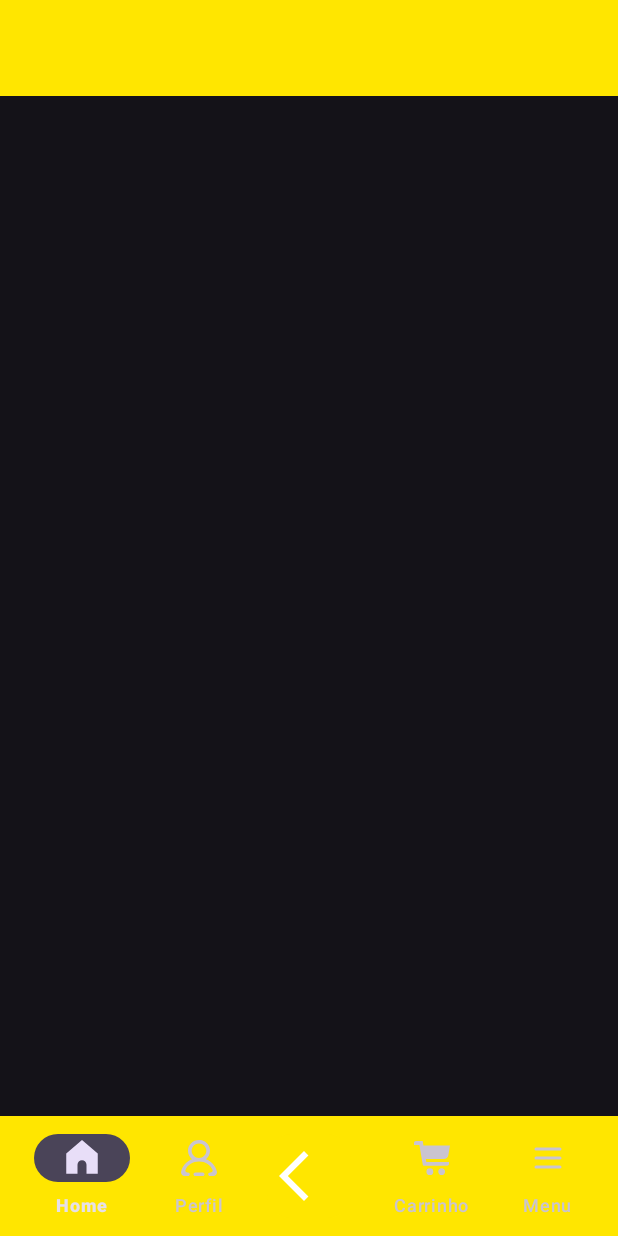
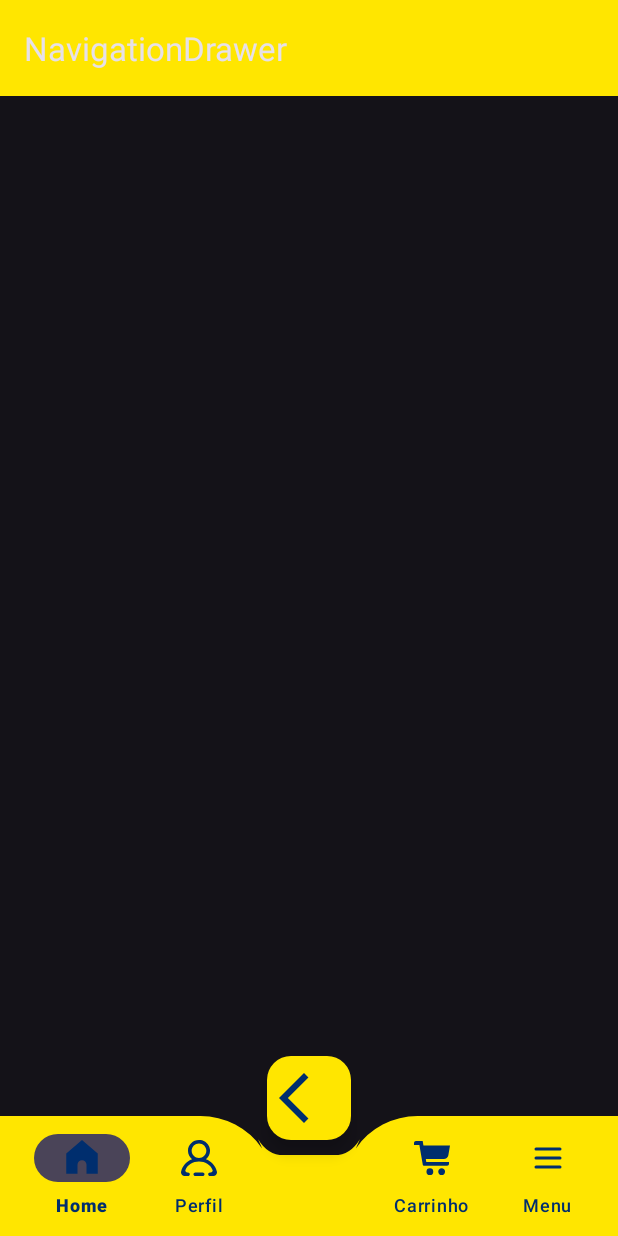
Before and after one commit to carloshsnafeu/MercadoLivreMenu, an Android app: the layout activity_main.xml on its own in the app's theme, with its tools: preview values and no code run, on a phone screen of 412 x 824 dp. Run offline under Robolectric (Android 15) with nearby library versions, the phone set to English and light mode, and no system bars.

Commit message:
Projeto Finalizado

```diff
--- a/app/src/main/res/layout/activity_main.xml
+++ b/app/src/main/res/layout/activity_main.xml
@@ -8,27 +8,27 @@
     android:layout_height="match_parent"
     tools:context=".MainActivity">
 
-    <!-- Conteúdo principal -->
     <androidx.coordinatorlayout.widget.CoordinatorLayout
         android:layout_width="match_parent"
         android:layout_height="match_parent">
 
-        <!-- Toolbar -->
+
         <com.google.android.material.appbar.MaterialToolbar
             android:id="@+id/toolbar"
             android:layout_width="match_parent"
             android:layout_height="?attr/actionBarSize"
             android:background="@color/yellow"
             android:elevation="4dp"
-            android:popupTheme="@style/ThemeOverlay.AppCompat.Light" />
+            app:title="NavigationDrawer"
+            app:popupTheme="@style/ThemeOverlay.AppCompat.Light" />
 
-        <!-- Container para Fragments -->
+
         <FrameLayout
             android:id="@+id/fragment_container"
             android:layout_width="match_parent"
             android:layout_height="match_parent" />
 
-        <!-- BottomAppBar -->
+
         <com.google.android.material.bottomappbar.BottomAppBar
             android:id="@+id/bottomAppbar"
             android:layout_width="match_parent"
@@ -38,43 +38,46 @@
             app:fabCradleMargin="10dp"
             app:fabAlignmentMode="center"
             app:fabCradleRoundedCornerRadius="50dp"
-            app:hideOnScroll="true">
+            app:fabAnchorMode="cradle">
 
-            <!-- BottomNavigationView -->
+
             <com.google.android.material.bottomnavigation.BottomNavigationView
                 android:id="@+id/bottomNavigation"
                 android:layout_width="match_parent"
                 android:layout_height="wrap_content"
                 android:background="@android:color/transparent"
                 app:labelVisibilityMode="labeled"
-                app:menu="@menu/bottom_menu" />
+                app:menu="@menu/bottom_menu"
+                app:itemIconTint="@color/mercado_livre_azul"
+                app:itemTextColor="@color/mercado_livre_azul"/>
+
         </com.google.android.material.bottomappbar.BottomAppBar>
 
-        <!-- FloatingActionButton -->
+
         <com.google.android.material.floatingactionbutton.FloatingActionButton
             android:id="@+id/fab"
             android:layout_width="wrap_content"
             android:layout_height="wrap_content"
-            android:layout_gravity="bottom|center"
-            android:backgroundTint="@color/yellow"
+            android:contentDescription="@string/fab_add_description"
             android:src="@drawable/baseline_add_24"
             app:layout_anchor="@id/bottomAppbar"
-            app:layout_anchorGravity="center"
-            app:tint="@color/white"
-            app:maxImageSize="40dp" />
+            app:maxImageSize="40dp"
+            app:backgroundTint="@color/yellow"
+            app:tint="@color/white" />
 
     </androidx.coordinatorlayout.widget.CoordinatorLayout>
 
-    <!-- Navigation Drawer -->
+
     <com.google.android.material.navigation.NavigationView
         android:id="@+id/navigationDrawer"
         android:layout_width="wrap_content"
         android:layout_height="match_parent"
         android:layout_gravity="start"
+        android:layout_marginTop="?attr/actionBarSize"
+        android:fitsSystemWindows="true"
         app:headerLayout="@layout/nav_header"
         app:itemIconTint="@color/yellow"
         app:itemTextColor="@color/yellow"
-        app:menu="@menu/nav_menu"
-        app:fitsSystemWindows="true" />
+        app:menu="@menu/nav_menu" />
 
 </androidx.drawerlayout.widget.DrawerLayout>
--- a/app/src/main/res/menu/bottom_menu.xml
+++ b/app/src/main/res/menu/bottom_menu.xml
@@ -9,7 +9,8 @@
     <item
         android:id="@+id/bottom_profile"
         android:title="Perfil"
-        android:icon="@drawable/icprofile" />
+        android:icon="@drawable/icprofile"
+        />
 
     <item
         android:title=""
--- a/app/src/main/res/values/colors.xml
+++ b/app/src/main/res/values/colors.xml
@@ -1,8 +1,10 @@
 <?xml version="1.0" encoding="utf-8"?>
 <resources>
     <color name="yellow">#FFE600</color>
-    <color name="white">#FFFFFFFF</color>
+    <color name="white">#002E6E</color>
     <color name="ml_yellow">#FFCC00</color>
     <color name="ml_blue">#03264C</color>
     <color name="ml_gray">#66000000</color>
+    <color name="mercado_livre_azul">#002E6E</color>
+
 </resources>
```
